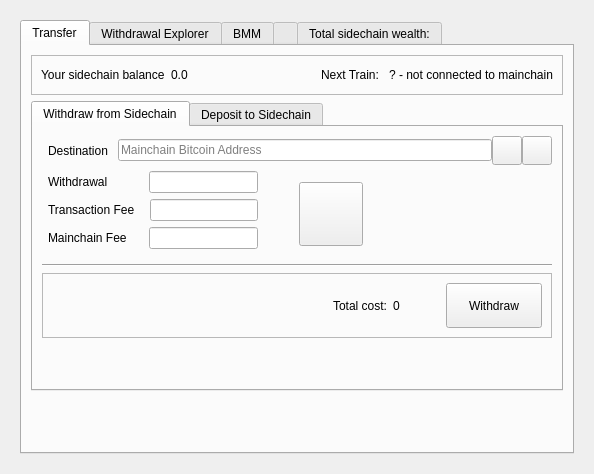
Qt form src/qt/forms/sidechainpage.ui (skydogenet/sidechains) before a commit.
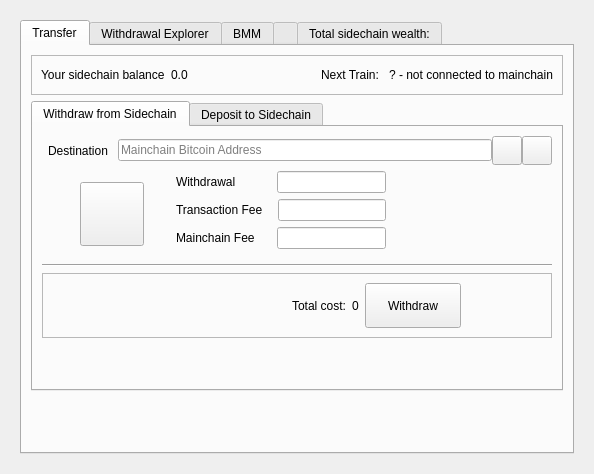
The same form after that commit. Icons and pictures are not drawn. Custom widgets are drawn as their Qt base class.

Commit message:
Update sidechain page
* Reorganize WT page

* Change order of WT^ history table columns

* Rename height column

```diff
--- a/src/qt/forms/sidechainpage.ui
+++ b/src/qt/forms/sidechainpage.ui
@@ -96,11 +96,11 @@
                   <enum>Qt::Horizontal</enum>
                  </property>
                  <property name="sizeType">
-                  <enum>QSizePolicy::MinimumExpanding</enum>
+                  <enum>QSizePolicy::Fixed</enum>
                  </property>
                  <property name="sizeHint" stdset="0">
                   <size>
-                   <width>40</width>
+                   <width>20</width>
                    <height>20</height>
                   </size>
                  </property>
@@ -129,7 +129,36 @@
                  </property>
                 </widget>
                </item>
-               <item row="1" column="1">
+               <item row="6" column="0" colspan="5">
+                <spacer name="verticalSpacer_9">
+                 <property name="orientation">
+                  <enum>Qt::Vertical</enum>
+                 </property>
+                 <property name="sizeHint" stdset="0">
+                  <size>
+                   <width>20</width>
+                   <height>40</height>
+                  </size>
+                 </property>
+                </spacer>
+               </item>
+               <item row="1" column="2">
+                <spacer name="horizontalSpacer_14">
+                 <property name="orientation">
+                  <enum>Qt::Horizontal</enum>
+                 </property>
+                 <property name="sizeType">
+                  <enum>QSizePolicy::Fixed</enum>
+                 </property>
+                 <property name="sizeHint" stdset="0">
+                  <size>
+                   <width>20</width>
+                   <height>20</height>
+                  </size>
+                 </property>
+                </spacer>
+               </item>
+               <item row="1" column="5">
                 <widget class="QFrame" name="frame">
                  <property name="frameShape">
                   <enum>QFrame::NoFrame</enum>
@@ -240,7 +269,110 @@
                  </layout>
                 </widget>
                </item>
-               <item row="0" column="1" colspan="4">
+               <item row="1" column="6">
+                <spacer name="horizontalSpacer_15">
+                 <property name="orientation">
+                  <enum>Qt::Horizontal</enum>
+                 </property>
+                 <property name="sizeType">
+                  <enum>QSizePolicy::MinimumExpanding</enum>
+                 </property>
+                 <property name="sizeHint" stdset="0">
+                  <size>
+                   <width>40</width>
+                   <height>20</height>
+                  </size>
+                 </property>
+                </spacer>
+               </item>
+               <item row="5" column="0" colspan="7">
+                <widget class="QFrame" name="frame_11">
+                 <property name="frameShape">
+                  <enum>QFrame::StyledPanel</enum>
+                 </property>
+                 <property name="frameShadow">
+                  <enum>QFrame::Raised</enum>
+                 </property>
+                 <layout class="QGridLayout" name="gridLayout_19">
+                  <item row="0" column="1">
+                   <widget class="QLabel" name="label_32">
+                    <property name="text">
+                     <string>Total cost:</string>
+                    </property>
+                   </widget>
+                  </item>
+                  <item row="0" column="2">
+                   <widget class="QLabel" name="labelTotalWT">
+                    <property name="text">
+                     <string>0</string>
+                    </property>
+                   </widget>
+                  </item>
+                  <item row="0" column="4">
+                   <widget class="QPushButton" name="pushButtonWT">
+                    <property name="sizePolicy">
+                     <sizepolicy hsizetype="Minimum" vsizetype="Minimum">
+                      <horstretch>0</horstretch>
+                      <verstretch>0</verstretch>
+                     </sizepolicy>
+                    </property>
+                    <property name="minimumSize">
+                     <size>
+                      <width>96</width>
+                      <height>45</height>
+                     </size>
+                    </property>
+                    <property name="text">
+                     <string>Withdraw</string>
+                    </property>
+                   </widget>
+                  </item>
+                  <item row="0" column="5">
+                   <spacer name="horizontalSpacer_10">
+                    <property name="orientation">
+                     <enum>Qt::Horizontal</enum>
+                    </property>
+                    <property name="sizeHint" stdset="0">
+                     <size>
+                      <width>40</width>
+                      <height>20</height>
+                     </size>
+                    </property>
+                   </spacer>
+                  </item>
+                  <item row="0" column="0">
+                   <spacer name="horizontalSpacer">
+                    <property name="orientation">
+                     <enum>Qt::Horizontal</enum>
+                    </property>
+                    <property name="sizeType">
+                     <enum>QSizePolicy::Fixed</enum>
+                    </property>
+                    <property name="sizeHint" stdset="0">
+                     <size>
+                      <width>240</width>
+                      <height>20</height>
+                     </size>
+                    </property>
+                   </spacer>
+                  </item>
+                 </layout>
+                </widget>
+               </item>
+               <item row="4" column="0" colspan="7">
+                <widget class="Line" name="line_3">
+                 <property name="sizePolicy">
+                  <sizepolicy hsizetype="Minimum" vsizetype="Fixed">
+                   <horstretch>0</horstretch>
+                   <verstretch>0</verstretch>
+                  </sizepolicy>
+                 </property>
+                 <property name="orientation">
+                  <enum>Qt::Horizontal</enum>
+                 </property>
+                </widget>
+               </item>
+               <item row="0" column="1" colspan="6">
                 <layout class="QHBoxLayout" name="payToLayout">
                  <property name="spacing">
                   <number>0</number>
@@ -326,122 +458,6 @@
                  </item>
                 </layout>
                </item>
-               <item row="4" column="0" colspan="5">
-                <widget class="Line" name="line_3">
-                 <property name="sizePolicy">
-                  <sizepolicy hsizetype="Minimum" vsizetype="Fixed">
-                   <horstretch>0</horstretch>
-                   <verstretch>0</verstretch>
-                  </sizepolicy>
-                 </property>
-                 <property name="orientation">
-                  <enum>Qt::Horizontal</enum>
-                 </property>
-                </widget>
-               </item>
-               <item row="6" column="0" colspan="5">
-                <spacer name="verticalSpacer_9">
-                 <property name="orientation">
-                  <enum>Qt::Vertical</enum>
-                 </property>
-                 <property name="sizeHint" stdset="0">
-                  <size>
-                   <width>20</width>
-                   <height>40</height>
-                  </size>
-                 </property>
-                </spacer>
-               </item>
-               <item row="5" column="0" colspan="5">
-                <widget class="QFrame" name="frame_11">
-                 <property name="frameShape">
-                  <enum>QFrame::StyledPanel</enum>
-                 </property>
-                 <property name="frameShadow">
-                  <enum>QFrame::Raised</enum>
-                 </property>
-                 <layout class="QGridLayout" name="gridLayout_19">
-                  <item row="0" column="1">
-                   <widget class="QLabel" name="label_32">
-                    <property name="text">
-                     <string>Total cost:</string>
-                    </property>
-                   </widget>
-                  </item>
-                  <item row="0" column="2">
-                   <widget class="QLabel" name="labelTotalWT">
-                    <property name="text">
-                     <string>0</string>
-                    </property>
-                   </widget>
-                  </item>
-                  <item row="0" column="4">
-                   <widget class="QPushButton" name="pushButtonWT">
-                    <property name="sizePolicy">
-                     <sizepolicy hsizetype="Minimum" vsizetype="Minimum">
-                      <horstretch>0</horstretch>
-                      <verstretch>0</verstretch>
-                     </sizepolicy>
-                    </property>
-                    <property name="minimumSize">
-                     <size>
-                      <width>96</width>
-                      <height>45</height>
-                     </size>
-                    </property>
-                    <property name="text">
-                     <string>Withdraw</string>
-                    </property>
-                   </widget>
-                  </item>
-                  <item row="0" column="3">
-                   <spacer name="horizontalSpacer">
-                    <property name="orientation">
-                     <enum>Qt::Horizontal</enum>
-                    </property>
-                    <property name="sizeType">
-                     <enum>QSizePolicy::Maximum</enum>
-                    </property>
-                    <property name="sizeHint" stdset="0">
-                     <size>
-                      <width>40</width>
-                      <height>20</height>
-                     </size>
-                    </property>
-                   </spacer>
-                  </item>
-                  <item row="0" column="0">
-                   <spacer name="horizontalSpacer_10">
-                    <property name="orientation">
-                     <enum>Qt::Horizontal</enum>
-                    </property>
-                    <property name="sizeHint" stdset="0">
-                     <size>
-                      <width>40</width>
-                      <height>20</height>
-                     </size>
-                    </property>
-                   </spacer>
-                  </item>
-                 </layout>
-                </widget>
-               </item>
-               <item row="1" column="2">
-                <spacer name="horizontalSpacer_14">
-                 <property name="orientation">
-                  <enum>Qt::Horizontal</enum>
-                 </property>
-                 <property name="sizeType">
-                  <enum>QSizePolicy::Maximum</enum>
-                 </property>
-                 <property name="sizeHint" stdset="0">
-                  <size>
-                   <width>20</width>
-                   <height>20</height>
-                  </size>
-                 </property>
-                </spacer>
-               </item>
               </layout>
              </widget>
              <widget class="QWidget" name="Deposit">
```
Left out of the diff: 72 changed lines with no effect on the pictures. The commit also changes 1 other file.
